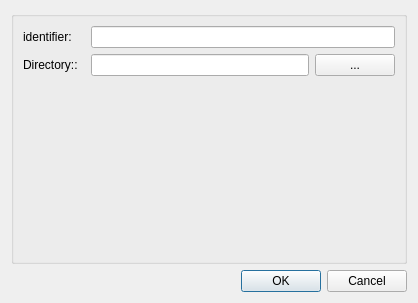
First picture: the form in qt/configuredialog.ui, repository mlin865/mapclientplugins.directorychooserstep, before the edit.
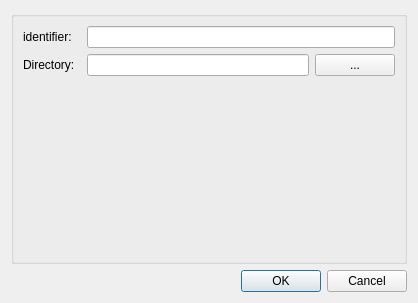
Second picture: the form after the edit.

Commit message: Fix minor typo in directory chooser configure dialog.

The edit to the form file:
```diff
--- a/qt/configuredialog.ui
+++ b/qt/configuredialog.ui
@@ -43,7 +43,7 @@
       <item row="1" column="0">
        <widget class="QLabel" name="label1">
         <property name="text">
-         <string>Directory::  </string>
+         <string>Directory:  </string>
         </property>
        </widget>
       </item>
```
The commit also changes 1 other file.
